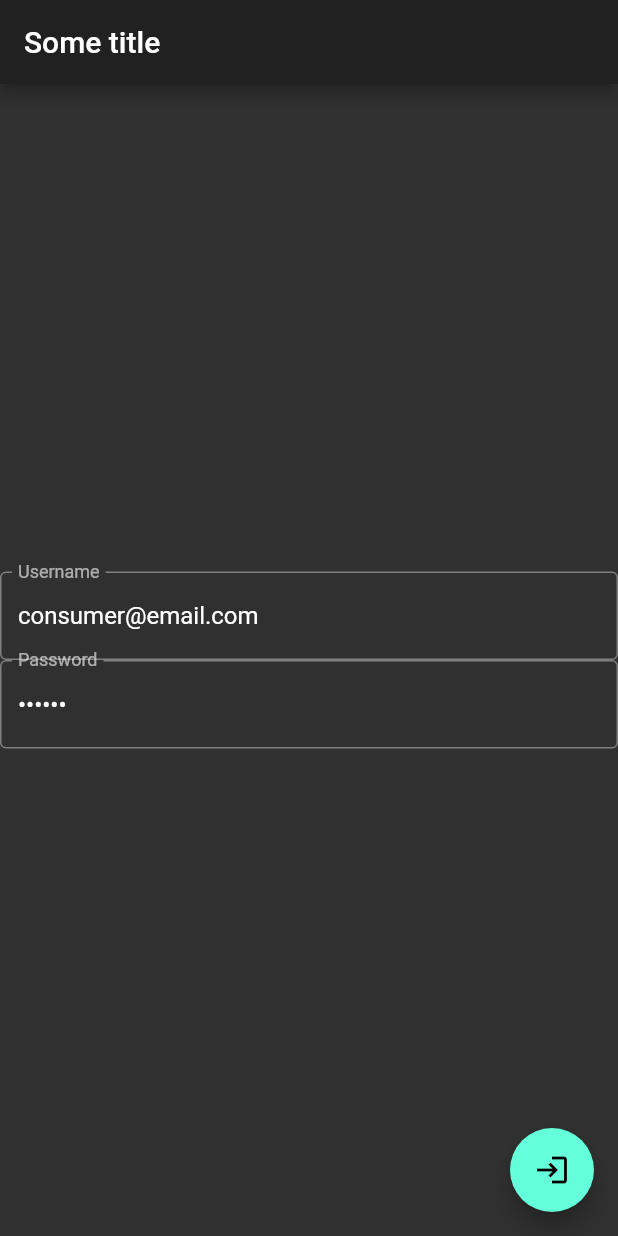
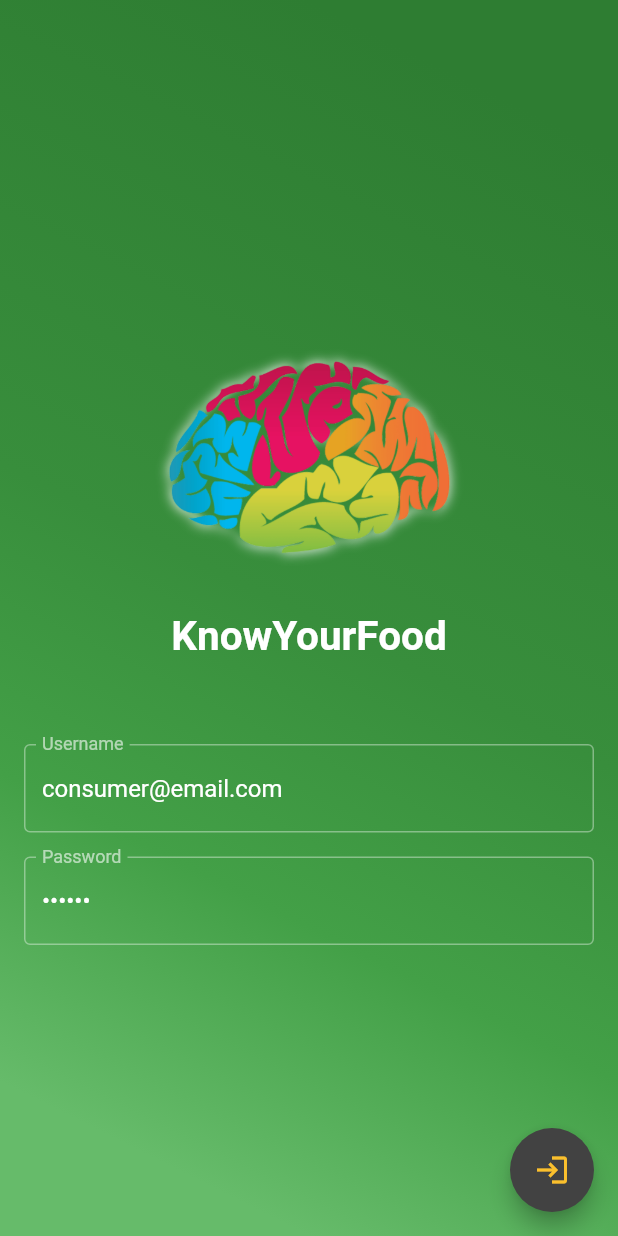
Before and after one commit to LeBraveLittleToaster/KnowYourFood, a Flutter app: the screen it shows after launch, on a phone screen of 412 x 824 dp. Run offline on Flutter 3.47's test engine with Material 2 defaults, Android fonts, the phone set to English and light mode, and no system bars; our stand-ins replace appwrite, flutter_slidable, flutter_spinkit, permission_handler, qr_flutter; missing offline and left inert: qrscan; network calls fail.

```diff
--- a/knowyourfood/lib/login/LoginPageWidget.dart
+++ b/knowyourfood/lib/login/LoginPageWidget.dart
@@ -34,45 +34,84 @@ class _LoginPageState extends State<LoginPageWidget> {
         .login(this._unameController.text, this._pwController.text);
   }
 
-
   @override
   Widget build(BuildContext context) {
-    return Scaffold(
-      appBar: AppBar(
-        title: Text("Some title"),
-      ),
+    return Container(
+      decoration: BoxDecoration(gradient: LinearGradient(
+          begin: Alignment.topRight,
+          end: Alignment.bottomLeft,
+          stops: [0.1, 0.5, 0.7, 0.9],
+          colors: [
+            Colors.green[800]!,
+            Colors.green[700]!,
+            Colors.green[600]!,
+            Colors.green[400]!,
+          ],
+        ),),
+      child: Scaffold(
+        backgroundColor: Colors.transparent,
         body: widget.loginStore.isLoading
             ? SpinKitChasingDots(
                 color: Colors.blueGrey,
               )
             : Center(
+                child: Padding(
+                  padding: const EdgeInsets.all(8.0),
                   child: Column(
                     mainAxisAlignment: MainAxisAlignment.center,
                     children: <Widget>[
-                  TextField(
+
+                      Padding(
+                        padding: const EdgeInsets.fromLTRB(8, 16, 8, 0),
+                        child: SizedBox(
+                            width: MediaQuery.of(context).size.width / 2,
+                            child: Image.asset("assets/brain.png")),
+                      ),
+                      Padding(
+                        padding: const EdgeInsets.fromLTRB(8, 0, 8, 48),
+                        child: Text(
+                          "KnowYourFood",
+                          style: TextStyle(
+                            fontSize: 27,
+                            fontWeight: FontWeight.bold),
+                        ),
+                      ),
+                      Padding(
+                        padding: const EdgeInsets.all(8.0),
+                        child: TextField(
                           controller: _unameController,
                           decoration: InputDecoration(
-                        border: OutlineInputBorder(), labelText: "Username"),
+                              border: OutlineInputBorder(),
+                              labelText: "Username"),
                         ),
-                  TextField(
+                      ),
+                      Padding(
+                        padding: const EdgeInsets.all(8.0),
+                        child: TextField(
                           controller: _pwController,
                           obscureText: true,
                           decoration: InputDecoration(
-                        border: OutlineInputBorder(), labelText: "Password"),
+                              border: OutlineInputBorder(),
+                              labelText: "Password"),
+                        ),
                       ),
                     ],
+                  ),
                 ),
               ),
         floatingActionButton: Stack(children: [
           Align(
             alignment: Alignment.bottomRight,
             child: FloatingActionButton(
+              foregroundColor: Colors.yellow[700],
+              backgroundColor: Colors.grey[800],
               onPressed: () => _login(),
               tooltip: 'Login',
               child: Icon(Icons.login),
             ),
           )
         ]),
+      ),
     );
   }
 }
--- a/knowyourfood/lib/main.dart
+++ b/knowyourfood/lib/main.dart
@@ -64,9 +64,23 @@ class _MyHomePageState extends State<MyHomePage> {
       print("Is Loading: " + loginStore.isLoading.toString());
       print("Is Logged in: " + loginStore.isLoggedIn.toString());
       if (loginStore.isLoading) {
-        return Scaffold(
-          body: SpinKitChasingDots(
-            color: Colors.orange,
+        return Container(
+          decoration: BoxDecoration(gradient: LinearGradient(
+          begin: Alignment.topRight,
+          end: Alignment.bottomLeft,
+          stops: [0.1, 0.5, 0.7, 0.9],
+          colors: [
+            Colors.green[800]!,
+            Colors.green[700]!,
+            Colors.green[600]!,
+            Colors.green[400]!,
+          ],
+        ),),
+          child: Scaffold(
+            backgroundColor: Colors.transparent,
+            body: SpinKitChasingDots(
+              color: Colors.orange,
+            ),
           ),
         );
       }
--- a/knowyourfood/lib/scanner/ScanPageWidget.dart
+++ b/knowyourfood/lib/scanner/ScanPageWidget.dart
@@ -32,7 +32,7 @@ class _ScanPageState extends State<ScanPageWidget> {
 
     _onScanStart() async {
       _checkPermissions();
-      String scannedFoodId = await scanner.scan() ?? "";
+      String scannedFoodId = await scanner.scan();
       print("SCANNED: " + scannedFoodId);
       Food? food =
           await Provider.of<FoodStore>(context, listen: false).loadFoodFromId(scannedFoodId);
@@ -49,8 +49,10 @@ class _ScanPageState extends State<ScanPageWidget> {
         Align(
           alignment: Alignment.bottomRight,
           child: Padding(
-            padding: const EdgeInsets.all(8.0),
+            padding: const EdgeInsets.all(16.0),
             child: FloatingActionButton(
+              foregroundColor: Colors.yellow[700],
+              backgroundColor: Colors.grey[850],
               onPressed: () => _onScanStart(),
               child: Icon(Icons.photo_camera),
             ),
--- a/knowyourfood/lib/shopview/RegisterFoodWidget.dart
+++ b/knowyourfood/lib/shopview/RegisterFoodWidget.dart
@@ -90,6 +90,8 @@ class _RegisterFoodState extends State<RegisterFoodWidget> {
         ),
       ),
       floatingActionButton: FloatingActionButton(
+        foregroundColor: Colors.grey[800],
+        backgroundColor: Colors.yellow[700],
         onPressed: this._isUploadLocked
             ? null
             : () async {
```
Also changed, not shown: knowyourfood/lib/HomePageWidget.dart (+20 -3 lines), knowyourfood/lib/PrefPageWidget.dart (+33 -6 lines), knowyourfood/lib/scanner/FoodCheckWidget.dart (+21 -9 lines), knowyourfood/lib/shopview/RegisterFoodList.dart (+33 -6 lines), Showroom/Choose_Preference_Openend.jpg (added), Showroom/Create_Food_Not_Expanded.jpg (added), Showroom/Create_Food_With_Ratings.jpg (added), Showroom/List_Of_Your_Food.jpg (added), Showroom/Login.jpg (added), Showroom/On_Test_Food_Clicked.jpg (added), Showroom/QR_Code_Scanning.jpg (added), Showroom/Qr_Scan_Page.jpg (added), 1 other file. Lines whose indentation alone changed are shown as unchanged.
